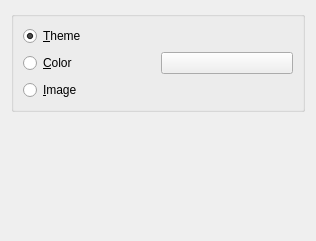
Above: bgselectorconfig.ui from KDE/klickety before the change. Below: the same form after it.
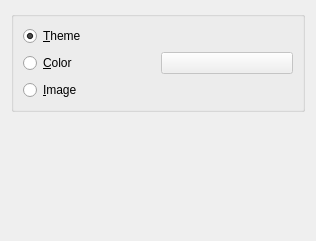
That is the form after the change. Custom widgets are drawn as their Qt base class.

Commit message: Disable KColorButton by default.

What changed in the file:
```diff
--- a/bgselectorconfig.ui
+++ b/bgselectorconfig.ui
@@ -68,7 +68,11 @@
        </widget>
       </item>
       <item row="1" column="1">
-       <widget class="KColorButton" name="kcfg_BgColor"/>
+       <widget class="KColorButton" name="kcfg_BgColor">
+        <property name="enabled">
+         <bool>false</bool>
+        </property>
+       </widget>
       </item>
      </layout>
     </widget>
```
